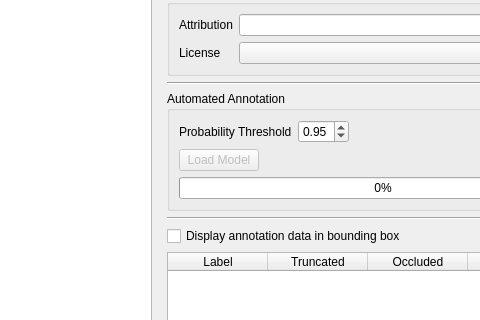
persts/BBoxEE, file andenet/gui/annotation_widget.ui: the form before one commit; both pictures show x 557 to 1037 and y 113 to 433 of the 1176 by 660 pixel window.
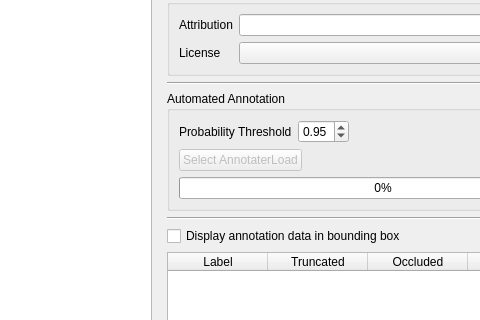
The form after the commit. Icons and pictures are not drawn. Custom widgets are drawn as their Qt base class.

What changed in the file:
```diff
--- a/andenet/gui/annotation_widget.ui
+++ b/andenet/gui/annotation_widget.ui
@@ -360,7 +360,7 @@
               <bool>false</bool>
              </property>
              <property name="text">
-              <string>Load Model</string>
+              <string>Select AnnotaterLoad</string>
              </property>
             </widget>
            </item>
```
Left out of the diff: 2 changed lines with no effect on the pictures.
